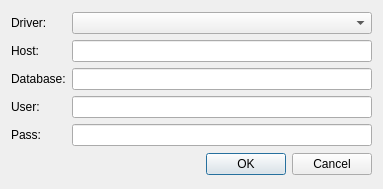
Old version of the form opendatabasedialog.ui in the repository overloop/picture_search.
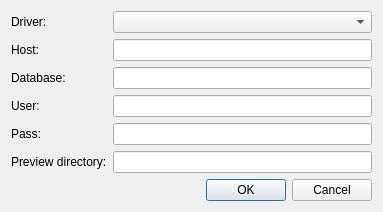
New version of the form.

```diff
--- a/opendatabasedialog.ui
+++ b/opendatabasedialog.ui
@@ -7,7 +7,7 @@
     <x>0</x>
     <y>0</y>
     <width>383</width>
-    <height>189</height>
+    <height>199</height>
    </rect>
   </property>
   <property name="windowTitle">
@@ -66,6 +66,16 @@
      <item row="4" column="1">
       <widget class="QLineEdit" name="pass"/>
      </item>
+     <item row="5" column="1">
+      <widget class="QLineEdit" name="previewDir"/>
+     </item>
+     <item row="5" column="0">
+      <widget class="QLabel" name="label_6">
+       <property name="text">
+        <string>Preview directory:</string>
+       </property>
+      </widget>
+     </item>
     </layout>
    </item>
    <item>
```
Left out of the diff: 3 changed lines with no effect on the pictures.
